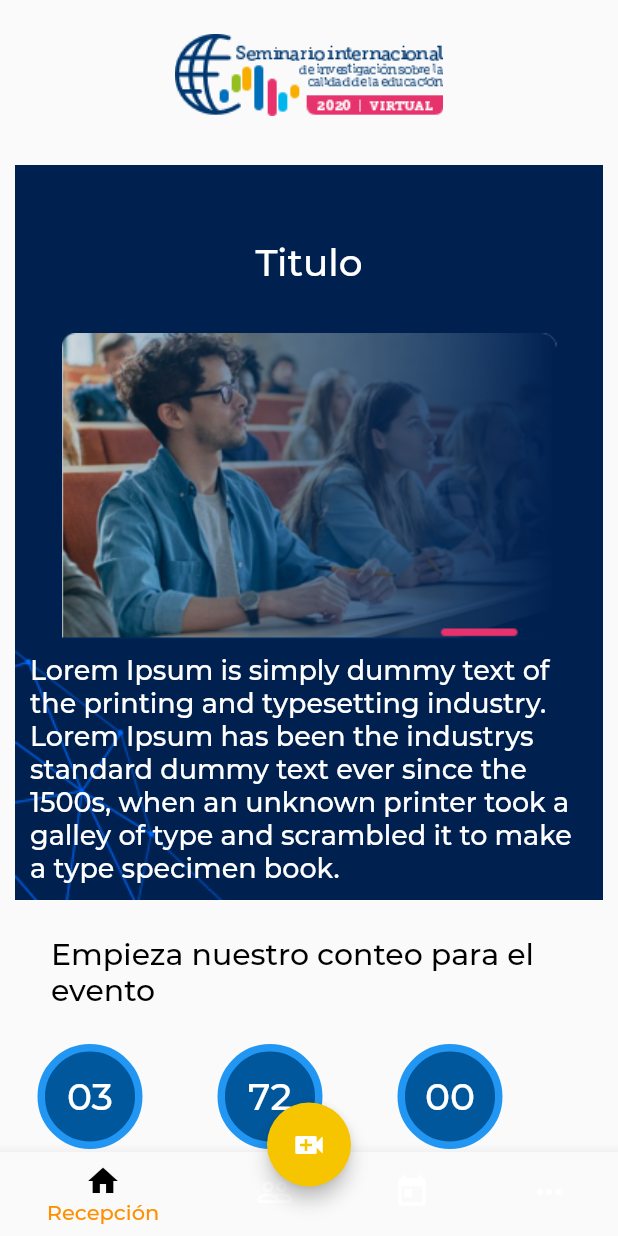
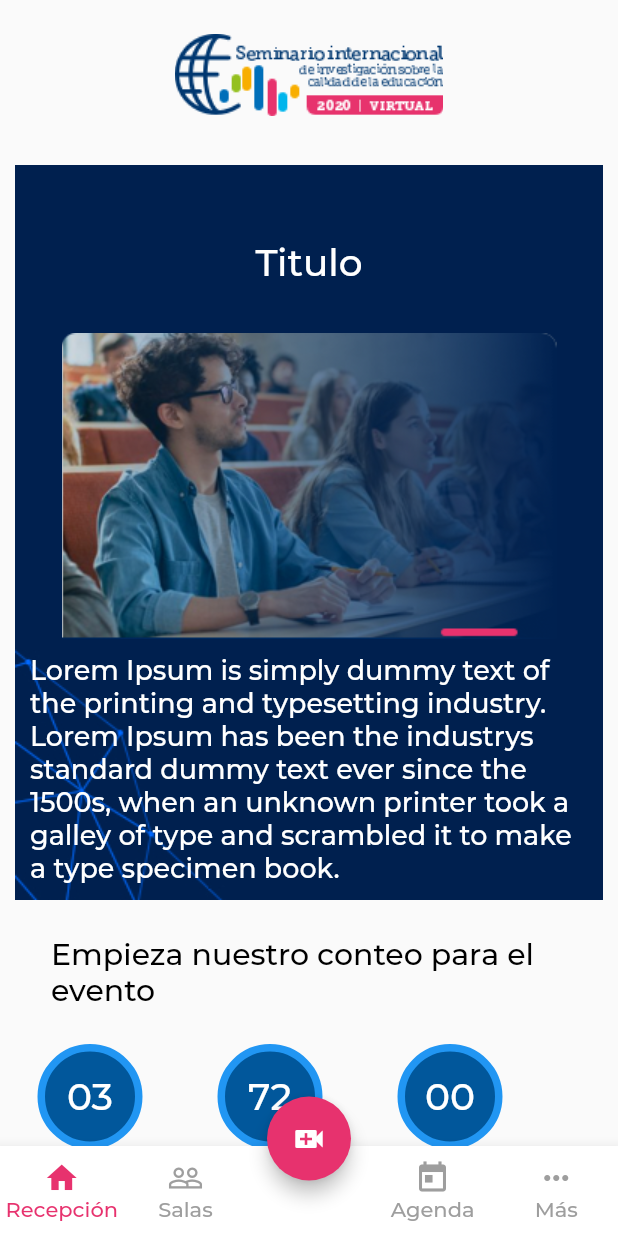
Before and after one commit to sdtorresl/icfesapp, a Flutter app: the screen it shows after launch, on a phone screen of 412 x 824 dp. Run offline on Flutter 3.47's test engine with Material 2 defaults, Android fonts, the phone set to English and light mode, and no system bars; project files that could hold a hidden picture were left out.

Commit message:
Fixed bottom nav bar style

```diff
--- /dev/null
+++ b/lib/common/fab_bottom_app_bar.dart
@@ -0,0 +1,117 @@
+import 'package:flutter/material.dart';
+
+class FABBottomAppBarItem {
+  FABBottomAppBarItem({this.iconData, this.text});
+  IconData iconData;
+  String text;
+}
+
+class FABBottomAppBar extends StatefulWidget {
+  FABBottomAppBar({
+    this.items,
+    this.centerItemText,
+    this.height: 60.0,
+    this.iconSize: 24.0,
+    this.backgroundColor,
+    this.color,
+    this.selectedColor,
+    this.notchedShape,
+    this.onTabSelected,
+  }) {
+    assert(this.items.length == 2 || this.items.length == 4);
+  }
+  final List<FABBottomAppBarItem> items;
+  final String centerItemText;
+  final double height;
+  final double iconSize;
+  final Color backgroundColor;
+  final Color color;
+  final Color selectedColor;
+  final NotchedShape notchedShape;
+  final ValueChanged<int> onTabSelected;
+
+  @override
+  State<StatefulWidget> createState() => FABBottomAppBarState();
+}
+
+class FABBottomAppBarState extends State<FABBottomAppBar> {
+  int _selectedIndex = 0;
+
+  _updateIndex(int index) {
+    widget.onTabSelected(index);
+    setState(() {
+      _selectedIndex = index;
+    });
+  }
+
+  @override
+  Widget build(BuildContext context) {
+    List<Widget> items = List.generate(widget.items.length, (int index) {
+      return _buildTabItem(
+        item: widget.items[index],
+        index: index,
+        onPressed: _updateIndex,
+      );
+    });
+    items.insert(items.length >> 1, _buildMiddleTabItem());
+
+    return BottomAppBar(
+      shape: widget.notchedShape,
+      child: Row(
+        mainAxisSize: MainAxisSize.max,
+        mainAxisAlignment: MainAxisAlignment.spaceAround,
+        children: items,
+      ),
+      color: widget.backgroundColor,
+    );
+  }
+
+  Widget _buildMiddleTabItem() {
+    return Expanded(
+      child: SizedBox(
+        height: widget.height,
+        child: Column(
+          mainAxisSize: MainAxisSize.min,
+          mainAxisAlignment: MainAxisAlignment.center,
+          children: <Widget>[
+            SizedBox(height: widget.iconSize),
+            Text(
+              widget.centerItemText ?? '',
+              style: TextStyle(color: widget.color),
+            ),
+          ],
+        ),
+      ),
+    );
+  }
+
+  Widget _buildTabItem({
+    FABBottomAppBarItem item,
+    int index,
+    ValueChanged<int> onPressed,
+  }) {
+    Color color = _selectedIndex == index ? widget.selectedColor : widget.color;
+    return Expanded(
+      child: SizedBox(
+        height: widget.height,
+        child: Material(
+          type: MaterialType.transparency,
+          child: InkWell(
+            onTap: () => onPressed(index),
+            child: Column(
+              mainAxisSize: MainAxisSize.min,
+              mainAxisAlignment: MainAxisAlignment.center,
+              children: <Widget>[
+                Icon(item.iconData, color: color, size: widget.iconSize),
+                Text(
+                  item.text,
+                  style: TextStyle(color: color),
+                )
+              ],
+            ),
+          ),
+        ),
+      ),
+    );
+  }
+}
--- a/lib/main.dart
+++ b/lib/main.dart
@@ -8,9 +8,13 @@ void main() {
 }
 
 class IcfesApp extends StatelessWidget {
-  final Color purple = Color(0xff9e2aa4);
-  final Color yellow = Color(0xffF6C500);
-  final Color red = Color(0xFFEA002B);
+  final Color accent = Color(0xffe7326e);
+  final Color accentLight = Color(0xffff6c9c);
+  final Color accentDark = Color(0xffaf0043);
+  final Color primary = Color(0xff0074ca);
+  final Color primaryLight = Color(0xff5ba2fe);
+  final Color primaryDark = Color(0xff004999);
+  final Color grey = Color(0xffcccccc);
 
   @override
   Widget build(BuildContext context) {
@@ -20,17 +24,14 @@ class IcfesApp extends StatelessWidget {
       theme: ThemeData(
         visualDensity: VisualDensity.adaptivePlatformDensity,
         fontFamily: 'MontserratLight',
-        primaryColor: purple,
-        primaryColorLight: Color(0xffd25ed6),
-        primaryColorDark: Color(0xff570A5B),
-        accentColor: yellow,
-        hintColor: Color(0xFF797979),
-        buttonColor: red,
-        errorColor: red,
-        colorScheme: ColorScheme.light(primary: purple, secondary: yellow),
+        primaryColor: primary,
+        primaryColorLight: primaryLight,
+        primaryColorDark: primaryDark,
+        accentColor: accent,
+        colorScheme: ColorScheme.light(primary: primary, secondary: accent),
         buttonTheme: ButtonThemeData(
-          buttonColor: yellow,
-          disabledColor: Color(0x99fff84f),
+          buttonColor: accent,
+          disabledColor: grey,
           padding: EdgeInsets.symmetric(horizontal: 40, vertical: 15),
           shape: RoundedRectangleBorder(
             borderRadius: BorderRadius.circular(3),
--- a/lib/page/home_page.dart
+++ b/lib/page/home_page.dart
@@ -1,6 +1,7 @@
 import 'package:flutter/cupertino.dart';
 import 'package:flutter/material.dart';
 import 'package:flutter/widgets.dart';
+import 'package:icfesapp/common/fab_bottom_app_bar.dart';
 import 'package:icfesapp/page/documents_page.dart';
 import 'package:icfesapp/page/lobby_page.dart';
 import 'package:icfesapp/page/rooms_page.dart';
@@ -33,42 +34,19 @@ class _HomePageState extends State<HomePage> {
     return Scaffold(
       appBar: _topBar(context),
       body: _widgetOptions.elementAt(_selectedIndex),
-      bottomNavigationBar: BottomNavigationBar(
-        selectedItemColor: Colors.amber[800],
-        currentIndex: _selectedIndex,
-        onTap: _onItemTapped,
+      bottomNavigationBar: FABBottomAppBar(
+        onTabSelected: _onItemTapped,
+        selectedColor: Theme.of(context).accentColor,
+        color: Colors.grey,
         items: [
-          BottomNavigationBarItem(
-            icon: Icon(
-              Icons.home,
-              color: Colors.black,
-            ),
-            title: Text(
-              'Recepción',
-            ),
-          ),
-          BottomNavigationBarItem(
-            icon: Icon(Icons.people_outline),
-            title: Text(
-              'Salas',
-            ),
-          ),
-          BottomNavigationBarItem(
-            icon: Icon(Icons.today),
-            title: Text(
-              'Agenda',
-            ),
-          ),
-          BottomNavigationBarItem(
-            icon: Icon(Icons.more_horiz),
-            title: Text(
-              'Mas',
-            ),
-          ),
+          FABBottomAppBarItem(iconData: Icons.home, text: 'Recepción'),
+          FABBottomAppBarItem(iconData: Icons.people_outline, text: 'Salas'),
+          FABBottomAppBarItem(iconData: Icons.today, text: 'Agenda'),
+          FABBottomAppBarItem(iconData: Icons.more_horiz, text: 'Más'),
         ],
       ),
       floatingActionButtonLocation: FloatingActionButtonLocation.centerDocked,
-      floatingActionButton: _createButtons(),
+      floatingActionButton: _transmisionButton(),
     );
   }
 
@@ -95,7 +73,7 @@ class _HomePageState extends State<HomePage> {
   }
 }
 
-Widget _createButtons() {
+Widget _transmisionButton() {
   return Container(
     margin: EdgeInsets.only(bottom: 10),
     child: FloatingActionButton(
```
